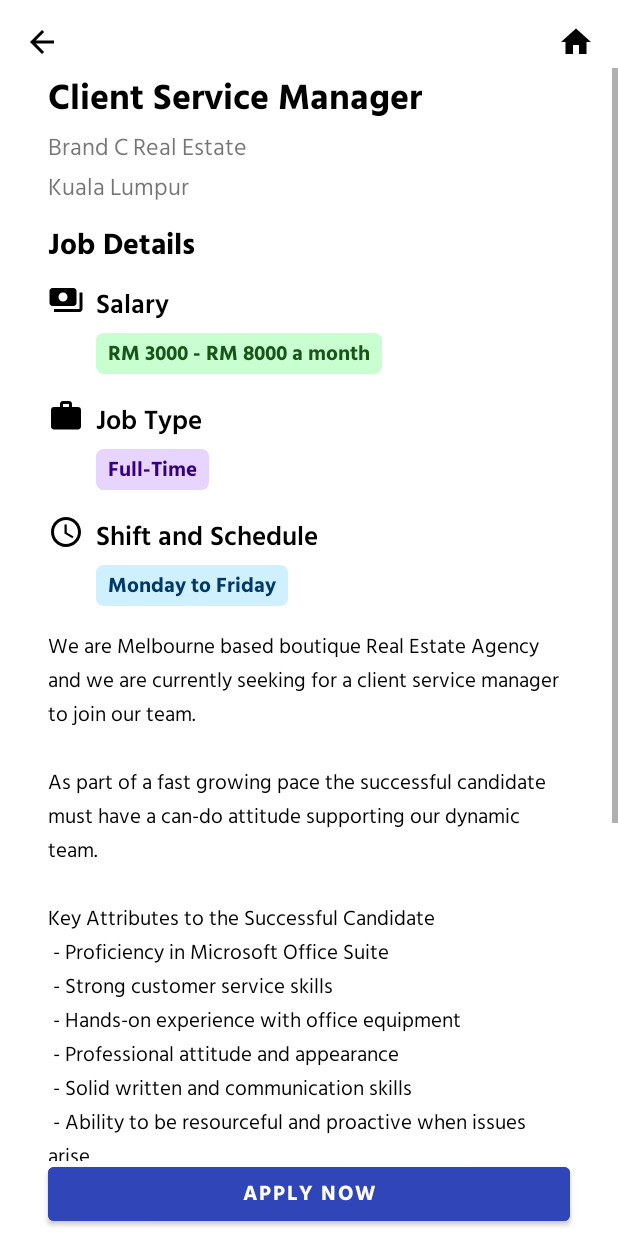
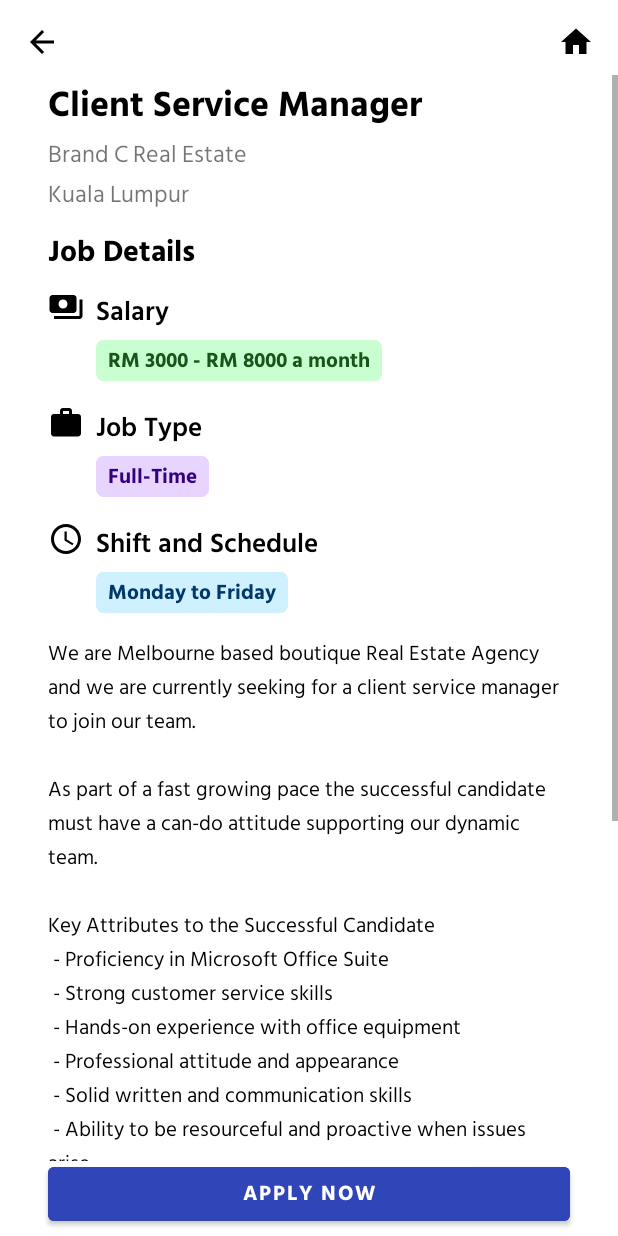
Before and after one commit to DCS-RSD/Jobscoon, an Android app: the JobDetailsActivity screen opened directly, with no data from a screen before it, on a phone screen of 412 x 824 dp. Run offline under Robolectric (Android 15) with nearby library versions, the phone set to English and light mode, and no system bars.

Commit message:
done2
done2

```diff
--- a/app/src/main/java/com/example/assignment/MainActivity.kt
+++ b/app/src/main/java/com/example/assignment/MainActivity.kt
@@ -6,7 +6,7 @@ import android.os.Bundle
 class MainActivity : AppCompatActivity() {
     override fun onCreate(savedInstanceState: Bundle?) {
         super.onCreate(savedInstanceState)
-        setContentView(R.layout.employee_interview)
+        setContentView(R.layout.home)
     }
 
 }
--- a/app/src/main/res/layout/job_details.xml
+++ b/app/src/main/res/layout/job_details.xml
@@ -40,7 +40,7 @@
         android:id="@+id/scroll"
         android:layout_width="match_parent"
         android:layout_height="match_parent"
-        android:layout_marginTop="45dp"
+        android:layout_marginTop="50dp"
         android:layout_marginBottom="50dp"
         android:fillViewport="true"
         app:layout_constraintBottom_toTopOf="@id/apply_button"
```
Also changed, not shown: app/src/main/res/layout/home.xml (+5 -7 lines).
